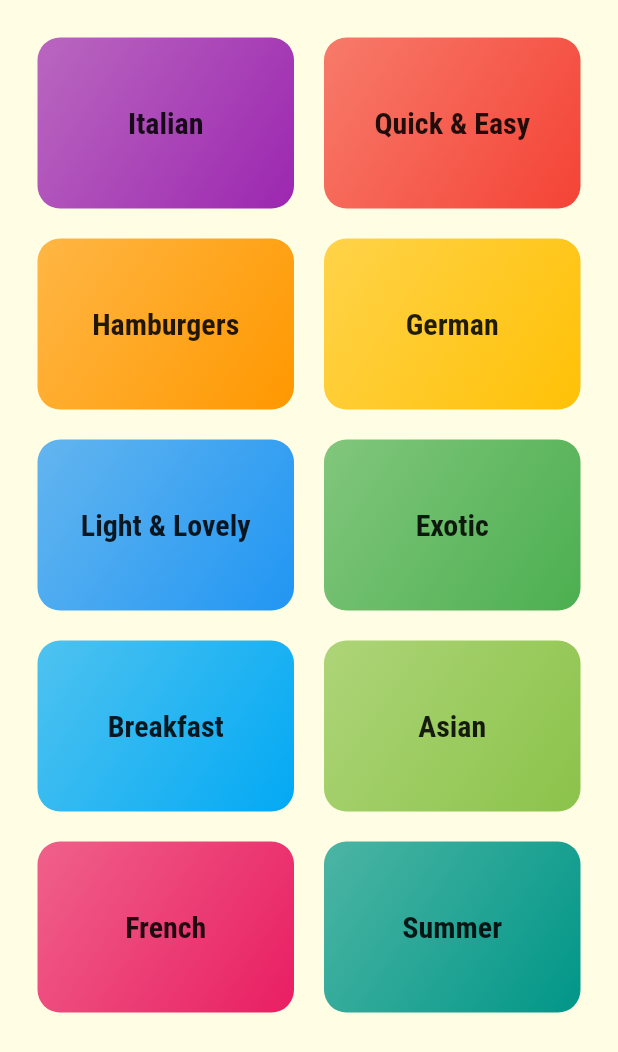
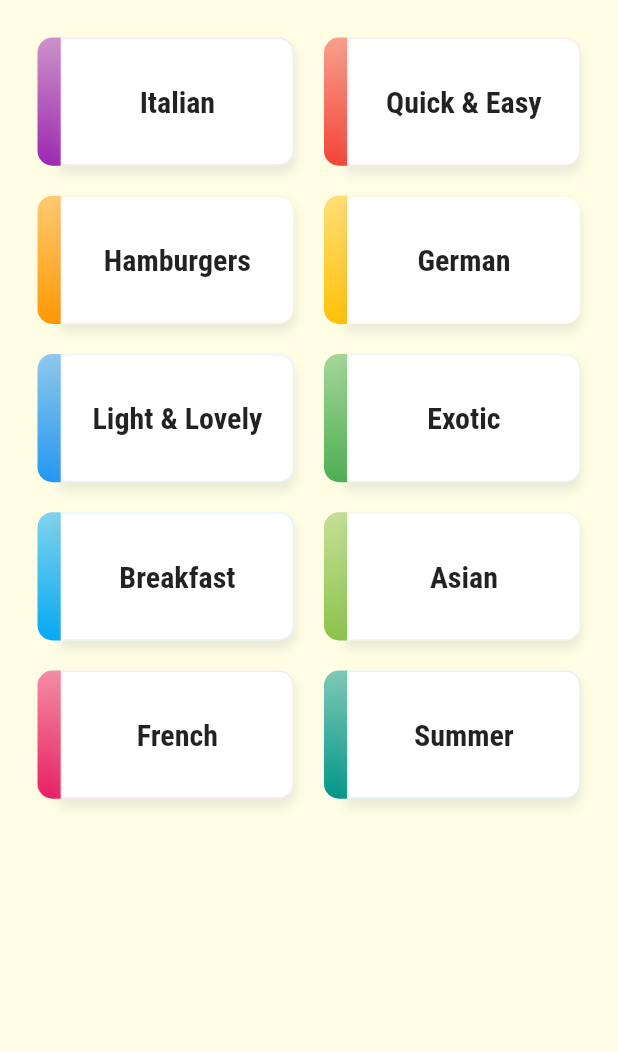
Before and after one commit to ZiyaCetinkaya/meals_app, a Flutter app: the CategoriesScreen widget shown alone on an empty page, opened directly, on a phone screen of 412 x 824 dp. Shown: the top 1052 px of the screen. Run offline on Flutter 3.47's test engine with Material 2 defaults, Android fonts, the phone set to English and light mode, and no system bars.

```diff
--- a/lib/screens/categories_screen.dart
+++ b/lib/screens/categories_screen.dart
@@ -19,7 +19,7 @@ class CategoriesScreen extends StatelessWidget {
           .toList(),
       gridDelegate: SliverGridDelegateWithMaxCrossAxisExtent(
         maxCrossAxisExtent: 200,
-        childAspectRatio: 3 / 2,
+        childAspectRatio: 4 / 2,
         crossAxisSpacing: 20,
         mainAxisSpacing: 20,
       ),
--- a/lib/widgets/category_item.dart
+++ b/lib/widgets/category_item.dart
@@ -22,22 +22,55 @@ class CategoryItem extends StatelessWidget {
       onTap: () => _selectCategory(context),
       splashColor: Theme.of(context).primaryColor,
       borderRadius: BorderRadius.circular(15),
+      child: Row(
+        children: [
+          Expanded(
+            flex: 1,
             child: Container(
-        padding: const EdgeInsets.all(15),
+              decoration: BoxDecoration(
+                gradient: LinearGradient(
+                  colors: [color.withOpacity(0.5), color],
+                  begin: Alignment.topLeft,
+                  end: Alignment.bottomCenter,
+                ),
+                borderRadius: BorderRadius.only(
+                  topLeft: Radius.circular(10),
+                  bottomLeft: Radius.circular(10),
+                ),
+              ),
+            ),
+          ),
+          Expanded(
+            flex: 10,
+            child: Container(
+              decoration: BoxDecoration(
+                borderRadius: BorderRadius.only(
+                  topRight: Radius.circular(10),
+                  bottomRight: Radius.circular(10),
+                ),
+                color: Colors.white,
+                border: Border.all(
+                  color: color.withOpacity(0.1),
+                  width: 1,
+                ),
+                boxShadow: [
+                  BoxShadow(
+                    color: Colors.grey.withOpacity(0.2),
+                    spreadRadius: 1,
+                    blurRadius: 5,
+                    offset: Offset(0, 5), // changes position of shadow
+                  ),
+                ],
+              ),
               child: Center(
                 child: Text(
                   title,
                   style: Theme.of(context).textTheme.headline6,
                 ),
               ),
-        decoration: BoxDecoration(
-          gradient: LinearGradient(
-            colors: [color.withOpacity(0.7), color],
-            begin: Alignment.topLeft,
-            end: Alignment.bottomRight,
             ),
-          borderRadius: BorderRadius.circular(15),
           ),
+        ],
       ),
     );
   }
```
Also changed, not shown: lib/screens/home_screen.dart (added, +53 -0 lines), lib/screens/tabs_screen.dart (+10 -1 lines), lib/widgets/meal_item.dart (+61 -46 lines). Lines whose indentation alone changed are shown as unchanged.
